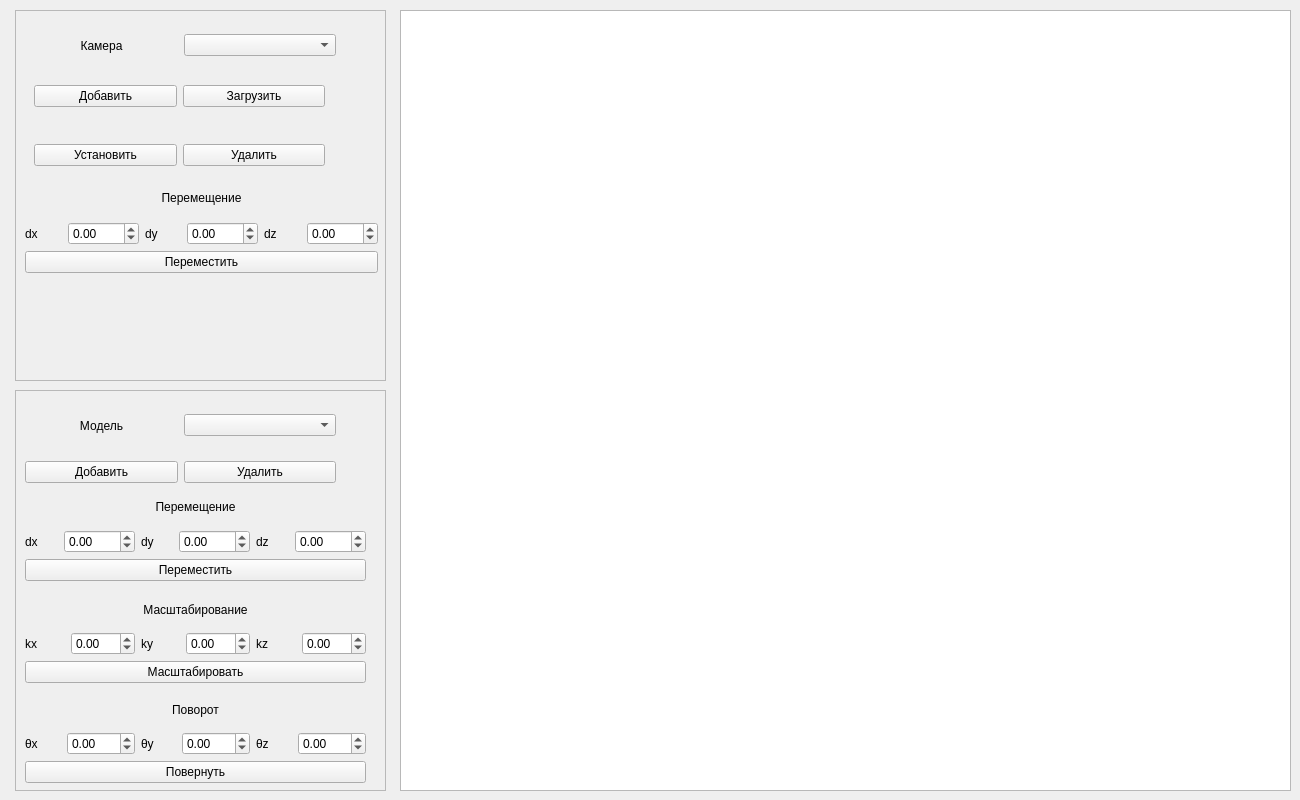
Above: OOP/lab_03/mainwindow.ui from nafanasundukukrali/BMSTU_4_semester before the change. Below: the same form after it.
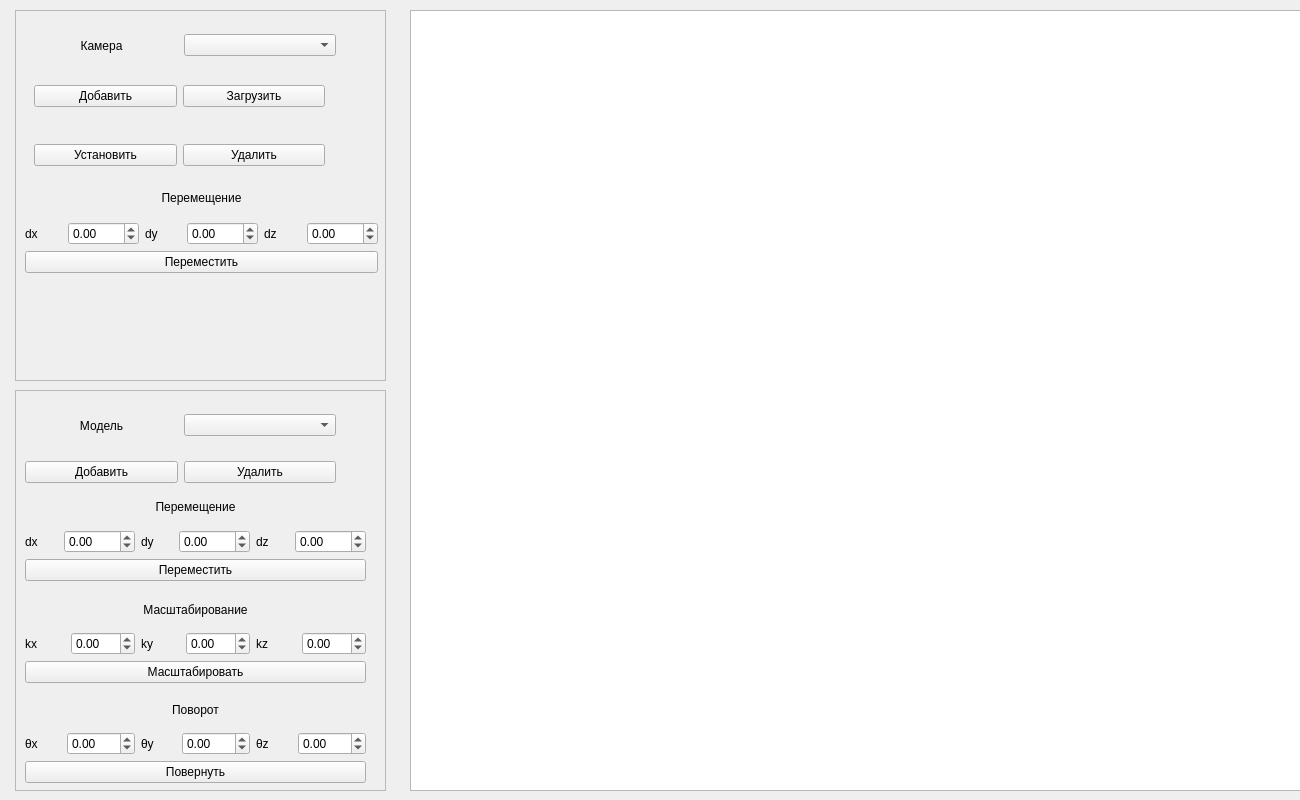
That is the form after the change.

Commit message: Changed uml after tassov's review

Diff of the .ui file:
```diff
--- a/OOP/lab_03/mainwindow.ui
+++ b/OOP/lab_03/mainwindow.ui
@@ -545,7 +545,7 @@
    <widget class="QGraphicsView" name="graphicsView">
     <property name="geometry">
      <rect>
-      <x>400</x>
+      <x>410</x>
       <y>10</y>
       <width>891</width>
       <height>781</height>
```
The commit also changes 2 other files.
